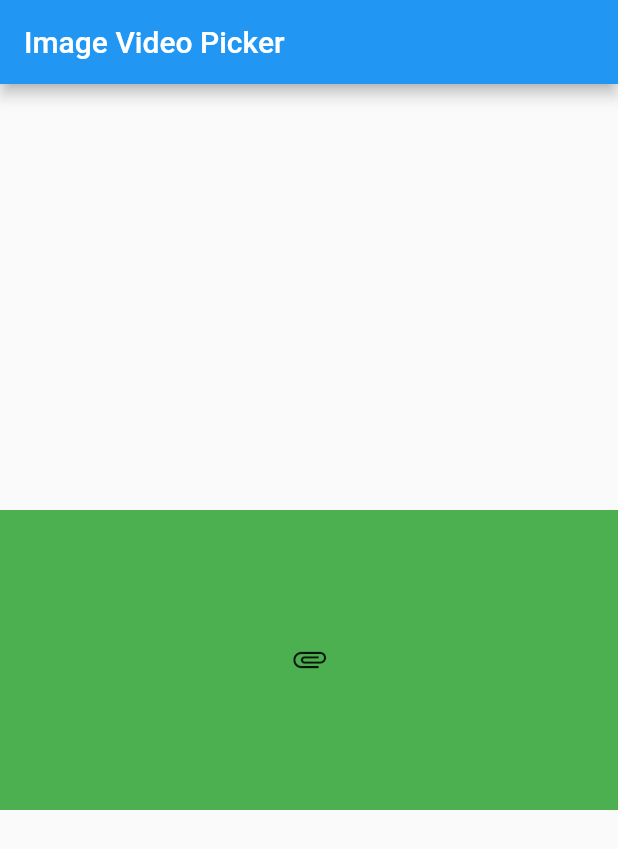
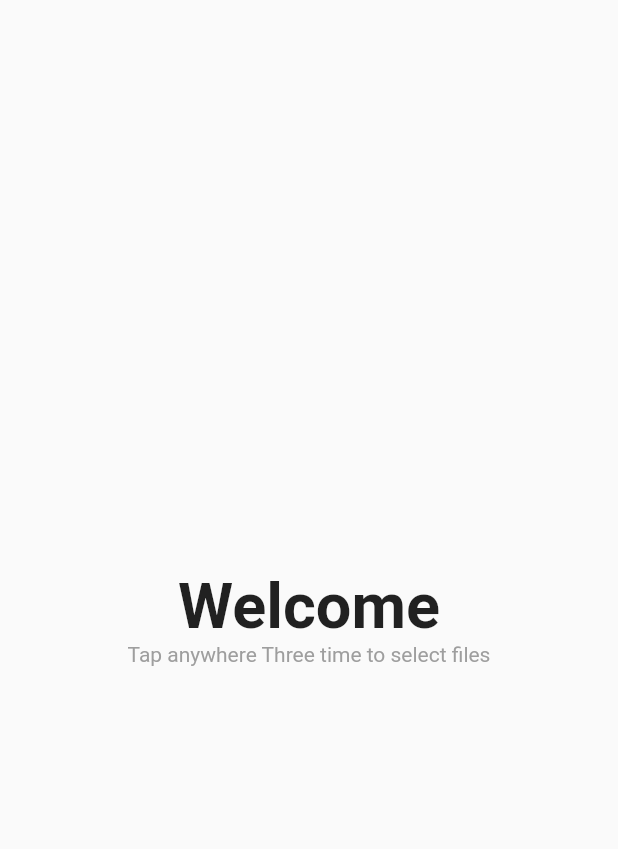
Before and after one commit to askabdulhaseeb/image-video-picker, a Flutter app: the screen it shows after launch, on a phone screen of 412 x 824 dp. Shown: the top 849 px of the screen. Run offline on Flutter 3.47's test engine with Material 2 defaults, Android fonts, the phone set to English and light mode, and no system bars; our stand-ins replace file_picker, image_picker, video_player.

Commit message:
fix extensions issue

```diff
--- a/lib/landing_page.dart
+++ b/lib/landing_page.dart
@@ -1,5 +1,6 @@
 import 'dart:io';
 import 'package:file_picker/file_picker.dart';
+import 'package:file_picker/src/file_picker_io.dart';
 import 'package:flutter/material.dart';
 import 'package:image_video_picker/video_widget.dart';
 
@@ -26,11 +27,7 @@ class _LandingPageState extends State<LandingPage> {
       setState(() {});
     }
 
-    return Scaffold(
-      appBar: AppBar(
-        title: const Text('Image Video Picker'),
-      ),
-      body: GestureDetector(
+    return GestureDetector(
       onTap: () async {
         int now = DateTime.now().millisecondsSinceEpoch;
         if (now - lastTap < 1000) {
@@ -39,30 +36,23 @@ class _LandingPageState extends State<LandingPage> {
             final FilePickerResult? _result =
                 await FilePicker.platform.pickFiles(
               allowMultiple: true,
-                // type: FileType.any,
-                // allowedExtensions: ['.jpeg', '.jpg', '.mp4', '.mov'],
+              type: FileType.custom,
+              allowedExtensions: ['jpeg', 'jpg', 'mp4', 'mov'],
             );
             if (_result == null) return;
             _files = _result.files;
             setState(() {});
-              _files.forEach((element) {
-                print(element.extension);
-              });
           }
         } else {
           consecutiveTaps = 0;
         }
         lastTap = now;
       },
-        child: Center(
-          child: Container(
-            width: double.infinity,
-            height: 200,
-            color: Colors.green,
-            alignment: Alignment.center,
+      child: Scaffold(
+        body: Center(
           child: (_files.isNotEmpty)
-                ? (_files[index].extension == '.jpeg' ||
-                        _files[index].extension == '.jpg')
+              ? (_files[index].extension == 'jpeg' ||
+                      _files[index].extension == 'jpg')
                   ? GestureDetector(
                       onTap: _onTap,
                       child: Image.file(
@@ -70,8 +60,8 @@ class _LandingPageState extends State<LandingPage> {
                         fit: BoxFit.cover,
                       ),
                     )
-                    : (_files[index].extension == '.mp4' ||
-                            _files[index].extension == '.mov')
+                  : (_files[index].extension == 'mp4' ||
+                          _files[index].extension == 'mov')
                       ? GestureDetector(
                           onDoubleTap: _onTap,
                           child: VideoWidget(path: File(_files[index].path!)),
@@ -80,7 +70,19 @@ class _LandingPageState extends State<LandingPage> {
                           onTap: _onTap,
                           child: const Text('Invalid File Selected'),
                         )
-                : const Icon(Icons.attachment_sharp),
+              : Column(
+                  mainAxisAlignment: MainAxisAlignment.center,
+                  children: const <Widget>[
+                    Text(
+                      'Welcome',
+                      style:
+                          TextStyle(fontSize: 42, fontWeight: FontWeight.bold),
+                    ),
+                    Text(
+                      'Tap anywhere Three time to select files',
+                      style: TextStyle(color: Colors.grey),
+                    ),
+                  ],
                 ),
         ),
       ),
```
Also changed, not shown: 2 other files. Lines whose indentation alone changed are shown as unchanged.
